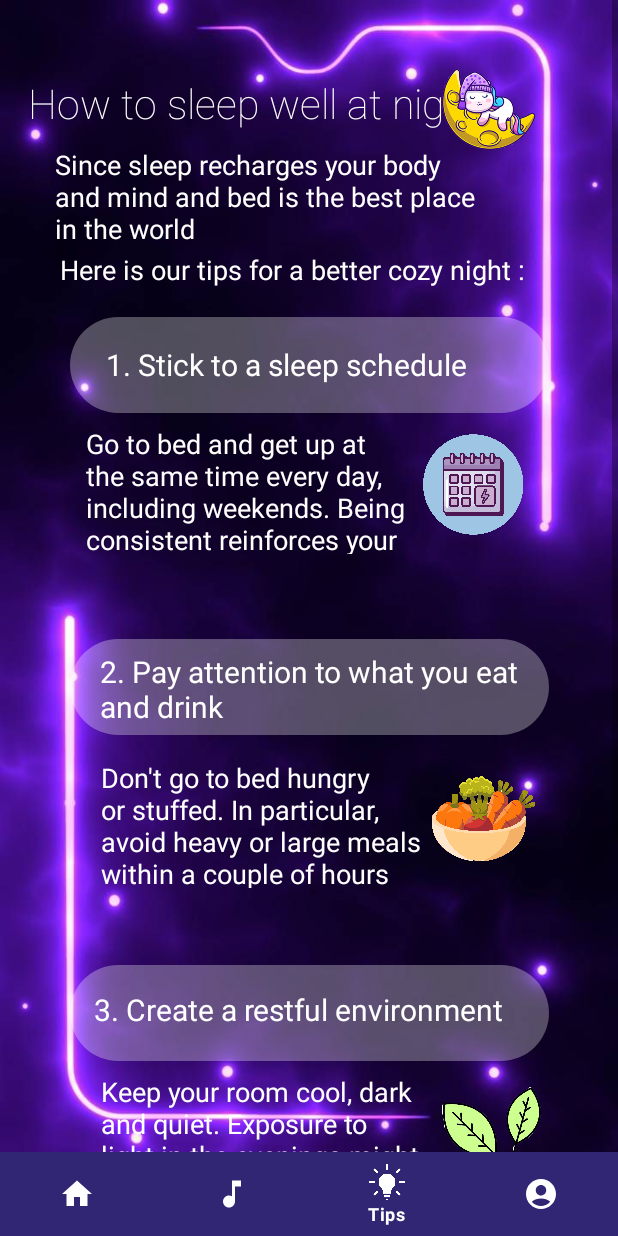
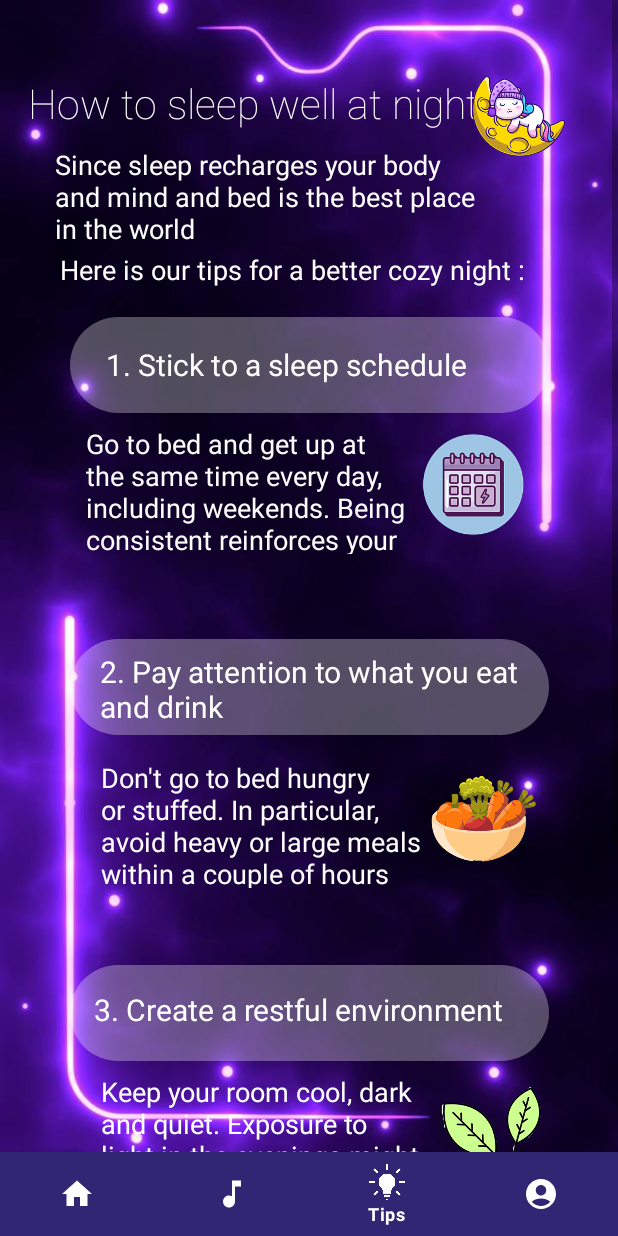
Before and after one commit to Andrew-A-A/Sleep_Tracker_App, an Android app: the TipsFragment screen opened through its navigation route, on a phone screen of 412 x 824 dp. Run offline under Robolectric (Android 15) with nearby library versions, the phone set to English and light mode, and no system bars; our stand-ins replace data binding, navigation-ui; libraries missing offline, so code that uses them is left out: nl.joery.timerangepicker; Roboto replaces fonts that are not available here; 12 statements that could not run were skipped.

```diff
--- a/app/src/main/res/layout/activity_login.xml
+++ b/app/src/main/res/layout/activity_login.xml
@@ -5,6 +5,7 @@
     android:layout_width="match_parent"
     android:layout_height="match_parent"
     android:background="#1c1d22"
+
     tools:context=".ui.login.LoginActivity">
 
     <androidx.fragment.app.FragmentContainerView
@@ -15,7 +16,7 @@
         app:layout_constraintBottom_toBottomOf="parent"
         app:layout_constraintEnd_toEndOf="parent"
         app:layout_constraintStart_toStartOf="parent"
-        app:layout_constraintTop_toBottomOf="@+id/cardView" />
+        app:layout_constraintTop_toTopOf="parent" />
 
     <androidx.cardview.widget.CardView
         android:id="@+id/cardView"
--- a/app/src/main/res/layout/fragment_tips.xml
+++ b/app/src/main/res/layout/fragment_tips.xml
@@ -43,10 +43,10 @@
             android:layout_marginBottom="608dp"
             app:layout_constraintBottom_toBottomOf="parent"
             app:layout_constraintEnd_toEndOf="parent"
-            app:layout_constraintHorizontal_bias="0.747"
+            app:layout_constraintHorizontal_bias="0.526"
             app:layout_constraintStart_toEndOf="@+id/title_tips"
             app:layout_constraintTop_toTopOf="parent"
-            app:layout_constraintVertical_bias="0.084"
+            app:layout_constraintVertical_bias="0.098"
             app:srcCompat="@drawable/tips_title_image" />
 
         <TextView
--- a/app/src/main/res/values-night/themes.xml
+++ b/app/src/main/res/values-night/themes.xml
@@ -13,5 +13,6 @@
         <item name="android:statusBarColor" >?attr/colorPrimaryVariant</item>
         <!-- Customize your theme here. -->
 
+
     </style>
 </resources>
```
Also changed, not shown: app/src/main/res/drawable/enviroment.png, app/src/main/res/drawable/firsttip.png, app/src/main/res/drawable/sleeping.png, app/src/main/res/drawable/sun.png, app/src/main/res/drawable/tip2image.png.
